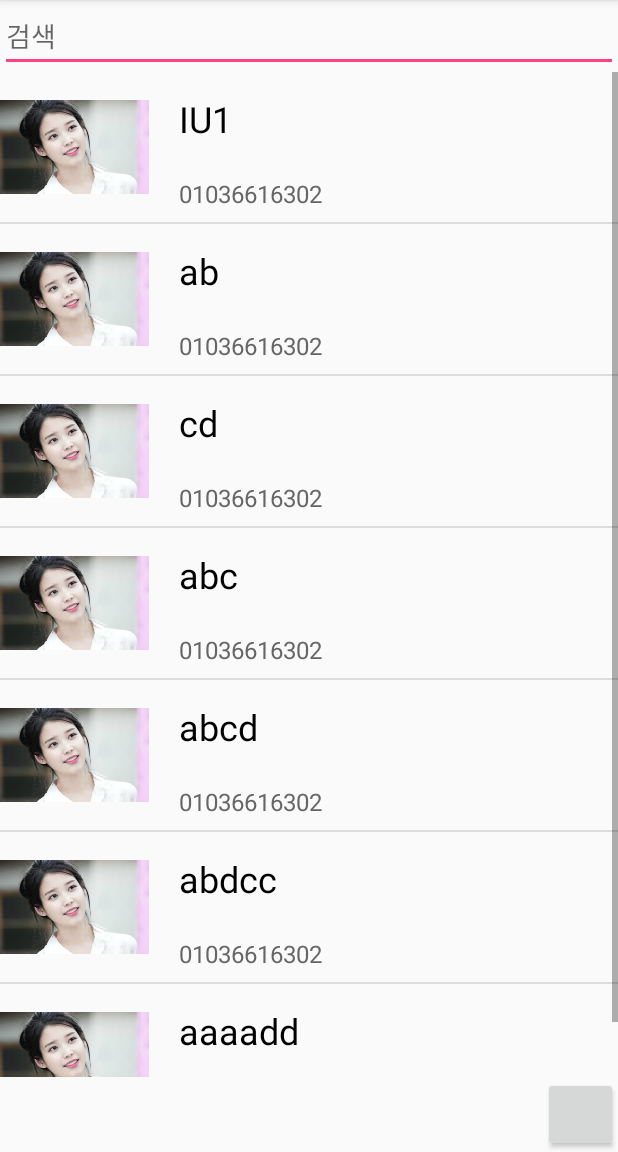
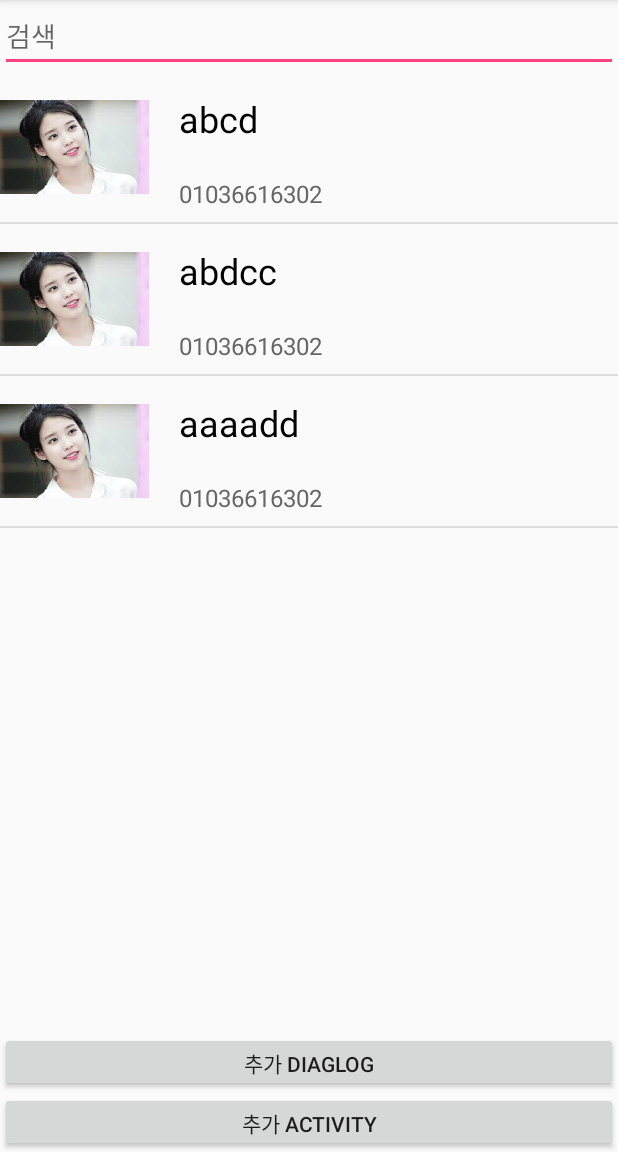
Before and after one commit to jaeyoung0909/CS496_project1, an Android app: the PhoneNumber screen opened directly, with no data from a screen before it, on a phone screen of 412 x 824 dp, the part 84-1236 px from its top. Run offline under Robolectric (Android 15) with nearby library versions, the phone set to English and light mode, and no system bars.

Commit message:
1228first

```diff
--- a/ThreeTab/app/src/main/AndroidManifest.xml
+++ b/ThreeTab/app/src/main/AndroidManifest.xml
@@ -29,6 +29,10 @@
         <activity
             android:name=".Picture"
             android:parentActivityName=".MainActivity" />
+        <activity
+            android:name=".phonenumber2"
+            android:parentActivityName=".PhoneNumber"
+            ></activity>
     </application>
 
 </manifest>
--- a/ThreeTab/app/src/main/java/com/example/user/myapplication/PhoneNumber.java
+++ b/ThreeTab/app/src/main/java/com/example/user/myapplication/PhoneNumber.java
@@ -39,13 +39,19 @@ public class PhoneNumber extends AppCompatActivity {
         final EditText editSearch = (EditText) findViewById(R.id.editSearch);
         listview = (ListView) findViewById(R.id.listview1);
         list = new ArrayList<>();
-        /*SharedPreferences prefer = getSharedPreferences("loadphone",0);
+/*        SharedPreferences prefer = getSharedPreferences("loadphone",0);
         String val1 = prefer.getString("name",null);
         String val2 = prefer.getString("phone",null);
         list.add(mlistview(ContextCompat.getDrawable(this, R.drawable.iu),val1,val2));
         SharedPreferences.Editor editor = prefer.edit();
         editor.clear();
         editor.commit();*/
+        Intent intent = getIntent();
+        String val1 = intent.getStringExtra("name");
+        String val2 = intent.getStringExtra("phone");
+        if(val1!=null && val2!=null){
+            list.add(mlistview(ContextCompat.getDrawable(this, R.drawable.iu), val1, val2));
+        }
         settingList();
 
         list1 = new ArrayList<>();
@@ -56,10 +62,10 @@ public class PhoneNumber extends AppCompatActivity {
             public void onClick(View view) {
                 //커스텀 다이얼로그를 생성한다.
                 CustomDialog customDialog = new CustomDialog(PhoneNumber.this);
-
                 customDialog.callFunction(list1);
             }
         });
+
 
         //복사
         arraylist = new ArrayList<ListViewItem>();
@@ -98,7 +104,10 @@ public class PhoneNumber extends AppCompatActivity {
             }
         });*/
     }
-
+    public void Button_add(View view) {
+        Intent intent = new Intent(this, phonenumber2.class);
+        startActivity(intent);
+    }
     public void search(String charText){
         list.clear();
         if(charText.length()==0){
@@ -118,24 +127,21 @@ public class PhoneNumber extends AppCompatActivity {
     }
 
     private void settingList(){
-        //mCursor = null;
+/*
+        mCursor = null;
         mCursor = mDbopenHelper.getAllColumns();
-
-        list.add(mlistview(ContextCompat.getDrawable(this, R.drawable.iu),"IU1", "01036616302"));
-        list.add(mlistview(ContextCompat.getDrawable(this, R.drawable.iu),"ab", "01036616302"));
-        list.add(mlistview(ContextCompat.getDrawable(this, R.drawable.iu),"cd", "01036616302"));
-        list.add(mlistview(ContextCompat.getDrawable(this, R.drawable.iu),"abc", "01036616302"));
+*/
         list.add(mlistview(ContextCompat.getDrawable(this, R.drawable.iu),"abcd", "01036616302"));
         list.add(mlistview(ContextCompat.getDrawable(this, R.drawable.iu),"abdcc", "01036616302"));
         list.add(mlistview(ContextCompat.getDrawable(this, R.drawable.iu),"aaaadd", "01036616302"));
-
+/*
         if(mCursor != null) {
             if (mCursor.moveToFirst()) {
                 do {
                     list.add(mlistview(ContextCompat.getDrawable(this, R.drawable.iu), mCursor.getString(mCursor.getColumnIndex("name")), mCursor.getString(mCursor.getColumnIndex("contact"))));
                 } while (mCursor.moveToNext());
             }
-        }
+        }*/
     }
     public ListViewItem mlistview(Drawable icon, String title, String desc){
         ListViewItem item = new ListViewItem();
--- a/ThreeTab/app/src/main/res/layout/activity_phone_number.xml
+++ b/ThreeTab/app/src/main/res/layout/activity_phone_number.xml
@@ -9,24 +9,44 @@
     <LinearLayout
         android:layout_width="match_parent"
         android:layout_height="match_parent"
-        android:orientation="vertical">
+        android:orientation="vertical"
+        tools:layout_editor_absoluteX="16dp"
+        tools:layout_editor_absoluteY="0dp">
+
         <EditText
             android:id="@+id/editSearch"
             android:layout_width="match_parent"
             android:layout_height="wrap_content"
             android:hint="검색" />
+
         <ListView
             android:id="@+id/listview1"
-            android:layout_weight="1"
             android:layout_width="match_parent"
-            android:layout_height="match_parent">
-        </ListView>
+            android:layout_height="360dp"
+            android:layout_weight="1"></ListView>
+
         <Button
             android:id="@+id/diabutton"
-            android:layout_width="50dp"
-            android:layout_height="50dp"
-            android:layout_gravity="right|center_vertical"
-            />
+            android:text="추가 Diaglog"
+            android:layout_width="match_parent"
+            android:layout_height="40dp"
+            android:layout_gravity="right|center_vertical" />
+
+        <Button
+            android:id="@+id/diabutton2"
+            android:text="추가 activity"
+            android:layout_width="match_parent"
+            android:layout_height="40dp"
+            android:layout_gravity="left|center_vertical"
+            android:onClick="Button_add"
+            app:layout_constraintBottom_toBottomOf="parent"
+            app:layout_constraintEnd_toEndOf="parent"
+            app:layout_constraintHorizontal_bias="0.0"
+            app:layout_constraintLeft_toLeftOf="parent"
+            app:layout_constraintRight_toRightOf="parent"
+            app:layout_constraintStart_toStartOf="parent"
+            app:layout_constraintTop_toBottomOf="@+id/button2"
+            app:layout_constraintVertical_bias="0.382"/>
     </LinearLayout>
 
 
--- a/ThreeTab/app/src/main/res/values/strings.xml
+++ b/ThreeTab/app/src/main/res/values/strings.xml
@@ -1,4 +1,4 @@
 <resources>
     <string name="app_name">My Application</string>
-    <string name = "hello"> </string>
+    <string name="hello"> </string>
 </resources>
```
Also changed, not shown: ThreeTab/app/src/main/java/com/example/user/myapplication/CustomDialog.java (+11 -7 lines), ThreeTab/app/src/main/java/com/example/user/myapplication/phonenumber2.java (added, +42 -0 lines), ThreeTab/app/src/main/res/layout/activity_phonenumber2.xml (added, +84 -0 lines), 2 other files.
